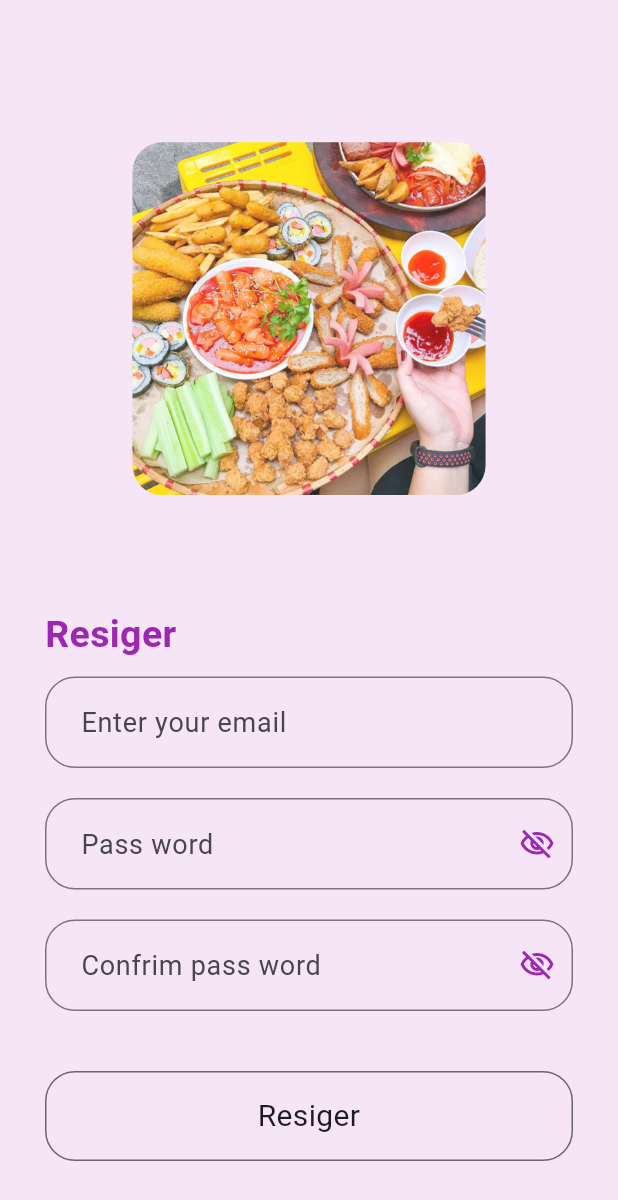
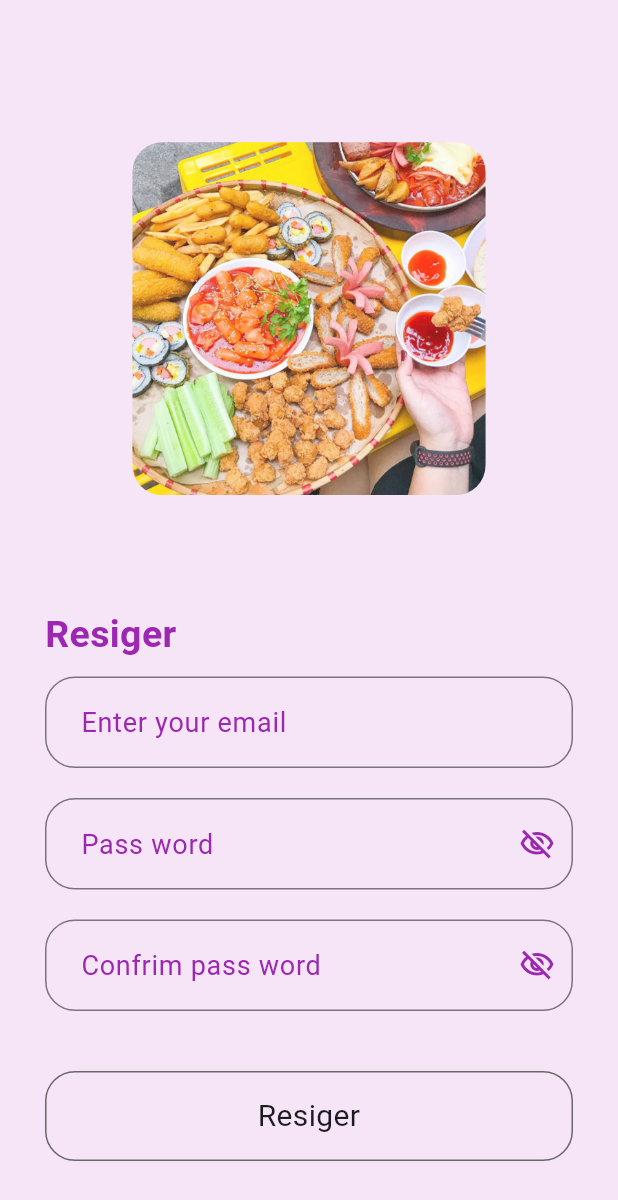
Before and after one commit to quangtran2003/Shop_App, a Flutter app: the Resiger screen opened by its route, on a phone screen of 412 x 824 dp. Shown: the top 1200 px of the screen. Run offline on Flutter 3.47's test engine with Material 3 defaults, Android fonts, the phone set to English and light mode, and no system bars; our stand-ins replace badges, firebase_auth, firebase_core, get, google_sign_in, shared_preferences; accounts and stored records are empty.

Commit message:
update_full

```diff
--- a/app_ban_hang/lib/address/address_screem.dart
+++ b/app_ban_hang/lib/address/address_screem.dart
@@ -70,6 +70,7 @@ class _AddressSCreenState extends State<AddressSCreen> {
                       initialData: _blocAddress.addressValue,
                       builder: (context, snap) {
                         return MyTextField(
+                          textColor: Colors.black.withOpacity(0.8),
                           textHint: snap.data,
                           errorText: snapshot.data,
                           onChange: (String value) {
@@ -87,6 +88,7 @@ class _AddressSCreenState extends State<AddressSCreen> {
                       initialData: _blocAddress.phoneValue,
                       builder: (context, snap) {
                         return MyTextField(
+                          textColor: Colors.black.withOpacity(0.8),
                           textHint: snap.data,
                           errorText: snapshot.data,
                           onChange: (String value) {
@@ -104,6 +106,7 @@ class _AddressSCreenState extends State<AddressSCreen> {
                       initialData: _blocAddress.nameValue,
                       builder: (context, snap) {
                         return MyTextField(
+                          textColor: Colors.black.withOpacity(0.8),
                           textHint: snap.data,
                           errorText: snapshot.data,
                           onChange: (String value) {
--- a/app_ban_hang/lib/component/textfield.dart
+++ b/app_ban_hang/lib/component/textfield.dart
@@ -1,7 +1,6 @@
 import 'package:flutter/material.dart';
 
 class MyTextField extends StatefulWidget {
-  final String? boolController;
   final Color? textColor;
   final bool? hasPrefixIcon;
   final bool? hasPass;
@@ -18,7 +17,6 @@ class MyTextField extends StatefulWidget {
     this.textColor,
     this.hasPrefixIcon,
     this.onEditingComplete,
-    this.boolController,
   }) : super(key: key);
 
   @override
@@ -48,9 +46,9 @@ class _MyTextFieldState extends State<MyTextField> {
                     ? const Icon(Icons.search)
                     : null,
                 hintText: widget.textHint,
-                focusColor: Colors.grey,
+                focusColor: Colors.purple,
                 // fillColor: widget.textColor,
-                fillColor: Colors.grey,
+                fillColor: const Color.fromARGB(255, 195, 75, 216),
                 filled: false,
                 suffixIcon: widget.hasPass != null
                     ? checkPass
@@ -73,12 +71,13 @@ class _MyTextFieldState extends State<MyTextField> {
                               color: Colors.purple,
                             ))
                     : null,
-                hintStyle: TextStyle(color: widget.textColor, fontSize: 18),
+                hintStyle: TextStyle(
+                    color: widget.textColor ?? Colors.purple, fontSize: 18),
                 contentPadding:
                     const EdgeInsets.symmetric(horizontal: 20, vertical: 17),
                 border: OutlineInputBorder(
                     borderSide:
-                        BorderSide(color: widget.textColor ?? Colors.grey),
+                        BorderSide(color: widget.textColor ?? Colors.purple),
                     borderRadius: BorderRadius.circular(20))),
           ),
           if (widget.errorText != null)
--- a/app_ban_hang/lib/ordered/ordered_screen.dart
+++ b/app_ban_hang/lib/ordered/ordered_screen.dart
@@ -84,7 +84,7 @@ class OrderedScreen extends StatelessWidget {
                           child: Divider(),
                         ),
                         MyText(
-                          text: 'Người nhận: ${blocAddress.addressValue}',
+                          text: 'Người nhận: ${blocAddress.nameValue}',
                           fontSize: 16,
                           textAlign: TextAlign.left,
                         ),
```
